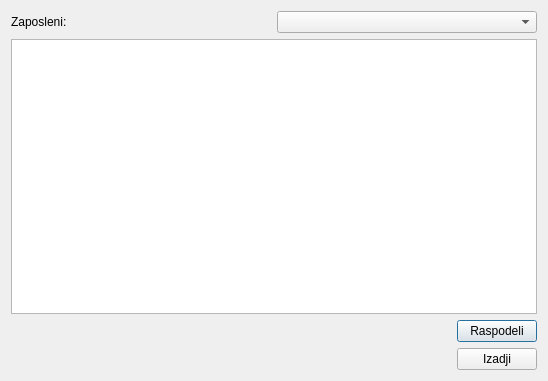
Above: raspodeli.ui from zivke/nabavke before the change. Below: the same form after it.
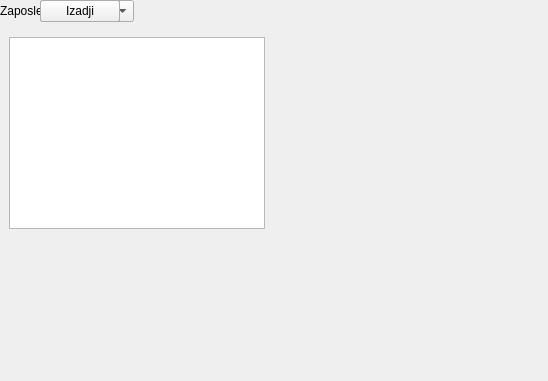
That is the form after the change.

The edit to the form file:
```diff
--- a/raspodeli.ui
+++ b/raspodeli.ui
@@ -16,8 +16,17 @@
   <property name="windowTitle">
    <string>Raspodela sredstava zaposlenima</string>
   </property>
-  <layout class="QVBoxLayout" name="verticalLayout">
-   <item>
+  <widget class="QTreeView" name="treeStavke">
+   <property name="geometry">
+    <rect>
+     <x>9</x>
+     <y>37</y>
+     <width>256</width>
+     <height>192</height>
+    </rect>
+   </property>
+  </widget>
+  <widget class="QWidget" name="">
     <layout class="QHBoxLayout" name="horizontalLayout">
      <item>
       <widget class="QLabel" name="label">
@@ -30,11 +39,8 @@
       <widget class="QComboBox" name="comboZaposleni"/>
      </item>
     </layout>
-   </item>
-   <item>
-    <widget class="QTreeView" name="treeStavke"/>
-   </item>
-   <item>
+  </widget>
+  <widget class="QWidget" name="">
     <layout class="QHBoxLayout" name="horizontalLayout_2">
      <item>
       <spacer name="horizontalSpacer">
@@ -57,8 +63,8 @@
       </widget>
      </item>
     </layout>
-   </item>
-   <item>
+  </widget>
+  <widget class="QWidget" name="">
     <layout class="QHBoxLayout" name="horizontalLayout_3">
      <item>
       <spacer name="horizontalSpacer_2">
@@ -81,8 +87,7 @@
       </widget>
      </item>
     </layout>
-   </item>
-  </layout>
+  </widget>
  </widget>
  <resources/>
  <connections/>
```
Lines whose indentation alone changed are shown as unchanged.
